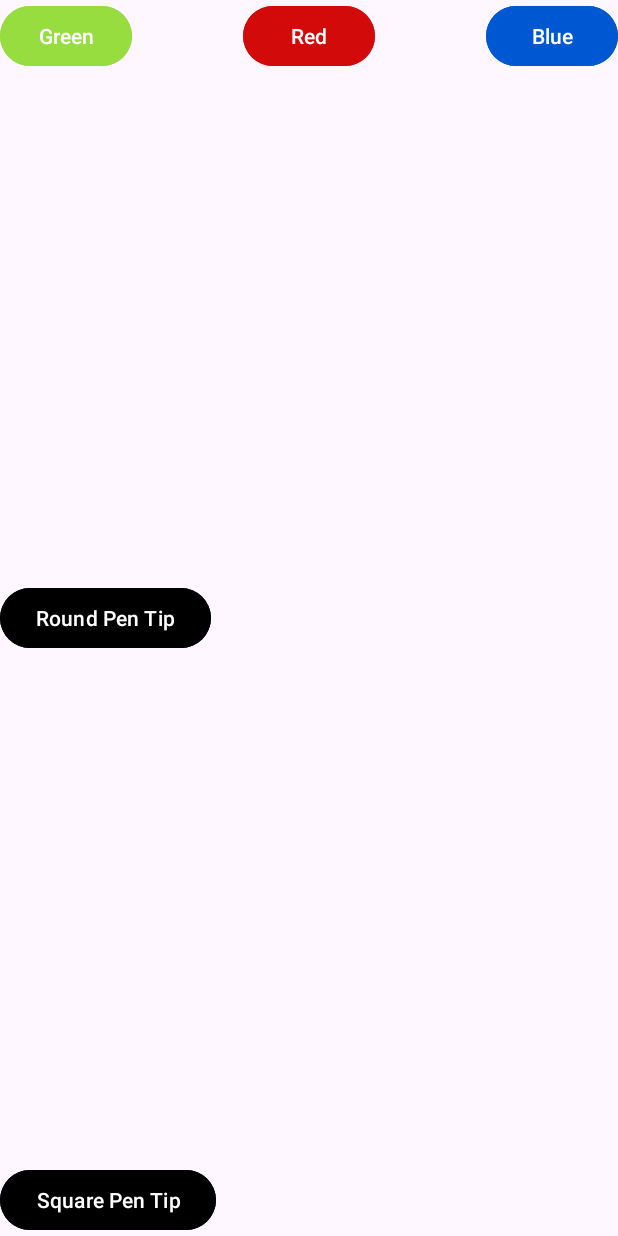
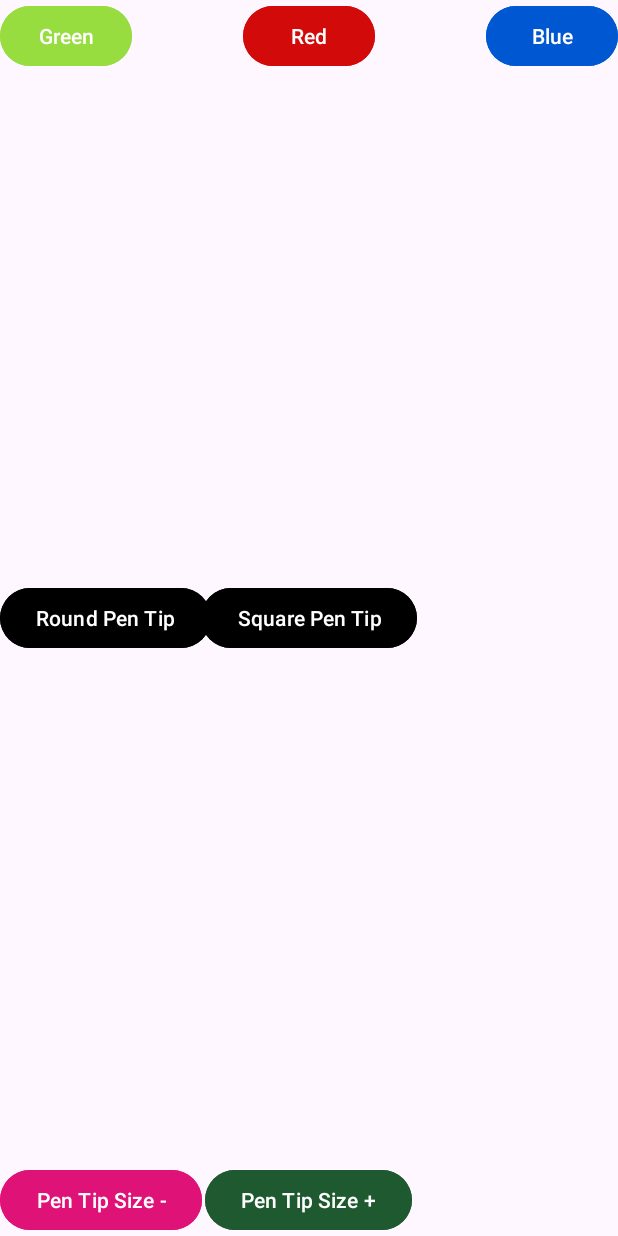
Before and after one commit to UofUAndroidPaintApp/AndroidPaintApp, an Android app: the screen it shows after launch (MainActivity), after a tap on "Click me", on a phone screen of 412 x 824 dp. Run offline under Robolectric (Android 15) with nearby library versions, the phone set to English and light mode, and no system bars.

Commit message:
All pen features working.

```diff
--- a/customViewDemo/app/src/main/java/com/example/customviewdemo/DrawFragment.kt
+++ b/customViewDemo/app/src/main/java/com/example/customviewdemo/DrawFragment.kt
@@ -47,15 +47,22 @@ class DrawFragment : Fragment() {
 
         //Round pen button listener
         binding.roundButton.setOnClickListener {
-            //binding.customView.setShape(Paint.Cap.ROUND)
             binding.customView.shape = CustomView.Shape.circle
         }
 
         //Sqaure pen button listener
         binding.squareButton.setOnClickListener {
             binding.customView.shape = CustomView.Shape.rectangle
+        }
 
-            //binding.customView.setShape(Paint.Cap.SQUARE)
+        //Pen increase size button listener
+        binding.increaseSizeButton.setOnClickListener {
+            binding.customView.offset += 10F
+        }
+
+        //Pen decrease size button listener
+        binding.decreaseSizeButton.setOnClickListener {
+            binding.customView.offset -= 10F
         }
 
         return binding.root
--- a/customViewDemo/app/src/main/res/layout/fragment_draw.xml
+++ b/customViewDemo/app/src/main/res/layout/fragment_draw.xml
@@ -47,7 +47,25 @@
         android:backgroundTint="#000000"
         android:layout_width="wrap_content"
         android:layout_height="wrap_content"
-        android:layout_gravity="bottom"
+        android:layout_gravity="center"
         android:text="Square Pen Tip" />
 
+    <Button
+        android:id="@+id/increaseSizeButton"
+        android:backgroundTint="#1E592F"
+        android:drawablePadding="20dp"
+        android:layout_width="wrap_content"
+        android:layout_height="wrap_content"
+        android:layout_gravity="bottom|center_horizontal"
+        android:text="Pen Tip Size +" />
+
+    <Button
+        android:id="@+id/decreaseSizeButton"
+        android:backgroundTint="#DF1278"
+        android:drawablePadding="20dp"
+        android:layout_width="wrap_content"
+        android:layout_height="wrap_content"
+        android:layout_gravity="bottom|left"
+        android:text="Pen Tip Size -" />
+
 </FrameLayout>
```
Also changed, not shown: customViewDemo/app/src/main/java/com/example/customviewdemo/CustomView.kt (+5 -10 lines), customViewDemo/app/src/main/java/com/example/customviewdemo/SimpleViewModel.kt (+0 -27 lines).
